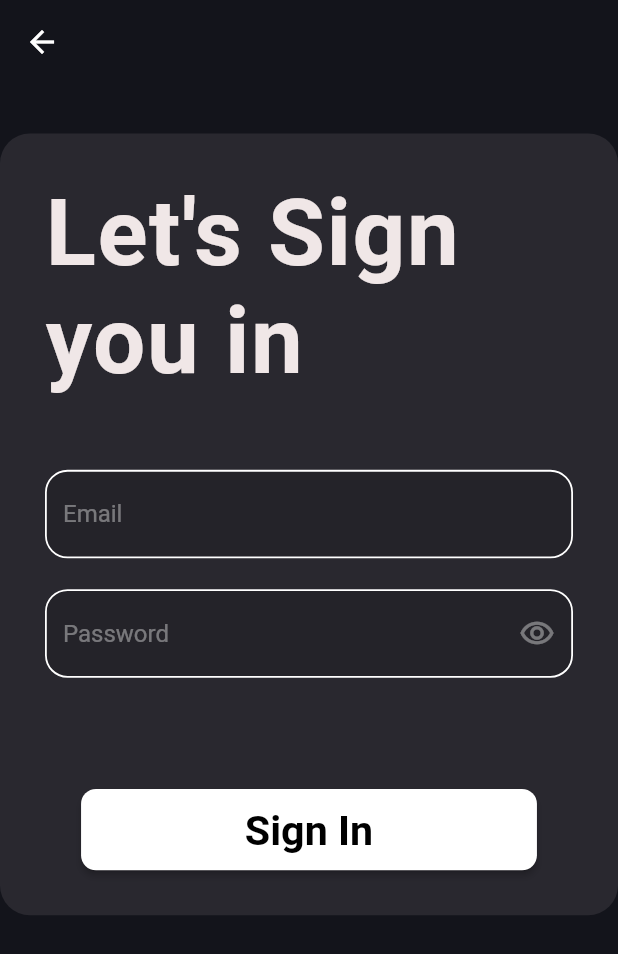
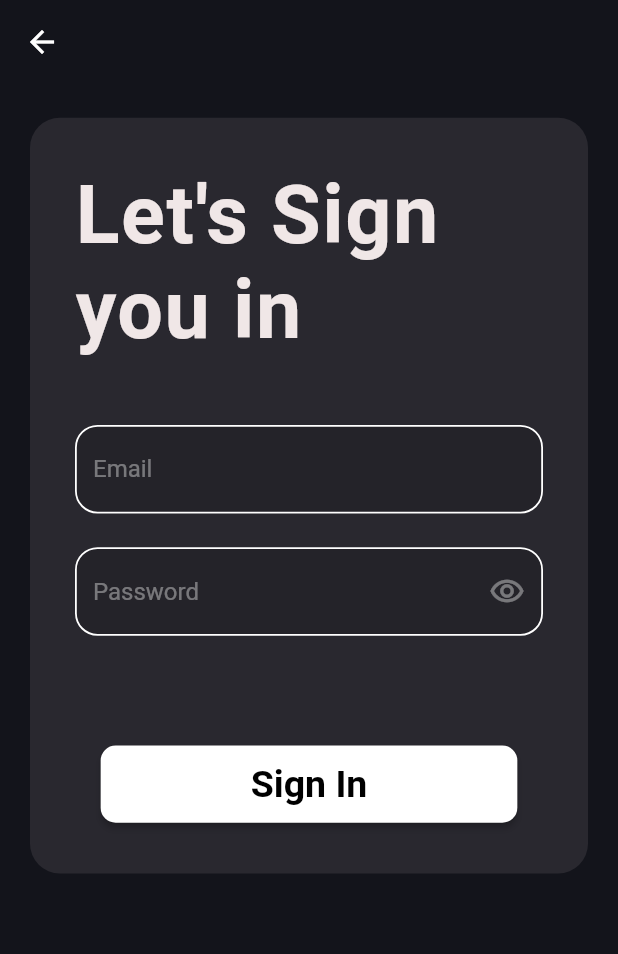
Before and after one commit to Aman0106/Cuhub-new, a Flutter app: the screen it shows after launch, after a tap on the "arrow forward ios" icon, on a phone screen of 412 x 824 dp. Shown: the top 954 px of the screen. Run offline on Flutter 3.47's test engine with Material 2 defaults, Android fonts, the phone set to English and light mode, and no system bars; our stand-ins replace flutter_screenutil.

Commit message:
Responsive UI
Made the whole UI Responsive

```diff
--- a/cu_hub/lib/Screens/programmes_screen.dart
+++ b/cu_hub/lib/Screens/programmes_screen.dart
@@ -3,6 +3,7 @@ import 'dart:ui';
 import 'package:cu_hub/Widgets/class_tile_widget.dart';
 import 'package:cu_hub/Widgets/make_announcement_widget.dart';
 import 'package:flutter/material.dart';
+import 'package:flutter_screenutil/flutter_screenutil.dart';
 
 import '../Models/class_model.dart';
 
@@ -76,7 +77,7 @@ class _ProgrammesListScreenState extends State<ProgrammesListScreen> {
           ),
           if (makeAnnouncement)
             BackdropFilter(
-              filter: ImageFilter.blur(sigmaX: 10, sigmaY: 10),
+              filter: ImageFilter.blur(sigmaX: 7, sigmaY: 7),
               child: MakeAnnouncementWidget(
                 onShowAnnouncement: setAnnouncement,
               ),
@@ -115,7 +116,7 @@ class _ProgrammesListScreenState extends State<ProgrammesListScreen> {
           label,
           style: TextStyle(
             color: Colors.black,
-            fontSize: screenSize.width * 0.05,
+            fontSize: 26.sp,
             fontWeight: FontWeight.w700,
           ),
         ),
--- a/cu_hub/lib/Screens/sign_in_screen.dart
+++ b/cu_hub/lib/Screens/sign_in_screen.dart
@@ -1,6 +1,7 @@
 import 'package:cu_hub/Screens/faculty_home_screen.dart';
 import 'package:cu_hub/Screens/student_home_screen.dart';
 import 'package:flutter/material.dart';
+import 'package:flutter_screenutil/flutter_screenutil.dart';
 
 class SignInScreen extends StatefulWidget {
   final int userIndex;
@@ -15,7 +16,6 @@ class _SignInScreenState extends State<SignInScreen> {
 
   @override
   Widget build(BuildContext context) {
-    final screenSize = MediaQuery.of(context).size;
     return Scaffold(
       appBar: AppBar(
         backgroundColor: Colors.transparent,
@@ -23,31 +23,29 @@ class _SignInScreenState extends State<SignInScreen> {
       ),
       backgroundColor: Color.fromARGB(255, 19, 20, 27),
       body: Container(
-        margin: EdgeInsets.only(top: screenSize.height * 0.04),
-        decoration: const BoxDecoration(
-          color: Color.fromARGB(213, 45, 44, 51),
+        margin: EdgeInsets.only(top: 20.h, left: 20.w, right: 20.w),
+        decoration: BoxDecoration(
+          color: const Color.fromARGB(213, 45, 44, 51),
           borderRadius: BorderRadius.all(
-            Radius.circular(20),
+            Radius.circular(20.r),
           ),
         ),
         child: SingleChildScrollView(
           physics: BouncingScrollPhysics(),
           child: Container(
-            padding: EdgeInsets.all(screenSize.aspectRatio * 60),
-            margin: EdgeInsets.only(
-                top: MediaQuery.of(context).size.height * 0.001),
+            padding: EdgeInsets.symmetric(horizontal: 30.w, vertical: 30.h),
             child: Column(
               children: [
                 Text(
                   'Let\'s Sign you in',
                   style: TextStyle(
                     color: const Color.fromARGB(255, 240, 231, 231),
-                    fontSize: screenSize.width * 0.15,
+                    fontSize: 54.sp,
                     fontWeight: FontWeight.bold,
                     letterSpacing: 1,
                   ),
                 ),
-                SizedBox(height: screenSize.height * 0.06),
+                SizedBox(height: 40.h),
                 TextField(
                   style: const TextStyle(color: Colors.white),
                   decoration: InputDecoration(
@@ -59,16 +57,16 @@ class _SignInScreenState extends State<SignInScreen> {
                     focusedBorder: OutlineInputBorder(
                       borderSide:
                           const BorderSide(color: Colors.white, width: 2.5),
-                      borderRadius: BorderRadius.circular(15),
+                      borderRadius: BorderRadius.circular(15.r),
                     ),
                     enabledBorder: OutlineInputBorder(
                       borderSide:
                           const BorderSide(color: Colors.white, width: 1.2),
-                      borderRadius: BorderRadius.circular(15),
+                      borderRadius: BorderRadius.circular(15.r),
                     ),
                   ),
                 ),
-                SizedBox(height: screenSize.height * 0.025),
+                SizedBox(height: 20.h),
                 TextField(
                   obscureText: !showPassword,
                   style: const TextStyle(color: Colors.white),
@@ -81,12 +79,12 @@ class _SignInScreenState extends State<SignInScreen> {
                     focusedBorder: OutlineInputBorder(
                       borderSide:
                           const BorderSide(color: Colors.white, width: 2),
-                      borderRadius: BorderRadius.circular(15),
+                      borderRadius: BorderRadius.circular(15.r),
                     ),
                     enabledBorder: OutlineInputBorder(
                       borderSide:
                           const BorderSide(color: Colors.white, width: 1.2),
-                      borderRadius: BorderRadius.circular(15),
+                      borderRadius: BorderRadius.circular(15.r),
                     ),
                     suffixIcon: GestureDetector(
                       onTap: (() {
@@ -101,16 +99,15 @@ class _SignInScreenState extends State<SignInScreen> {
                     ),
                   ),
                 ),
-                SizedBox(height: screenSize.height * 0.09),
+                SizedBox(height: 65.h),
                 ElevatedButton(
                   style: ElevatedButton.styleFrom(
-                    padding: EdgeInsets.symmetric(
-                        horizontal: screenSize.width * 0.265,
-                        vertical: screenSize.height * 0.0135),
+                    padding:
+                        EdgeInsets.symmetric(horizontal: 100.w, vertical: 10.h),
                     primary: Colors.white,
-                    shape: const RoundedRectangleBorder(
+                    shape: RoundedRectangleBorder(
                       borderRadius: BorderRadius.all(
-                        Radius.circular(10),
+                        Radius.circular(10.r),
                       ),
                     ),
                   ),
@@ -125,7 +122,7 @@ class _SignInScreenState extends State<SignInScreen> {
                     'Sign In',
                     style: TextStyle(
                       color: Colors.black,
-                      fontSize: screenSize.aspectRatio * 55,
+                      fontSize: 25.sp,
                       fontWeight: FontWeight.w700,
                     ),
                   ),
--- a/cu_hub/lib/Widgets/user_select_widget.dart
+++ b/cu_hub/lib/Widgets/user_select_widget.dart
@@ -1,7 +1,7 @@
 import 'package:cu_hub/Screens/auth_screens.dart';
 import 'package:cu_hub/Screens/sign_in_screen.dart';
 import 'package:flutter/material.dart';
-import 'package:sizer/sizer.dart';
+import 'package:flutter_screenutil/flutter_screenutil.dart';
 
 class UserSelectWidget extends StatefulWidget {
   const UserSelectWidget({Key? key}) : super(key: key);
@@ -18,35 +18,37 @@ class _UserSelectWidgetState extends State<UserSelectWidget> {
     final screenSize = MediaQuery.of(context).size;
     return Container(
       width: double.infinity,
-      margin: EdgeInsets.only(top: screenSize.height * 0.1),
+      margin: EdgeInsets.only(top: 40.h),
       child: Column(
         crossAxisAlignment: CrossAxisAlignment.center,
         children: [
           Text(
             'CU Hub',
             style: TextStyle(
-              color: Color.fromARGB(255, 240, 231, 231),
-              fontSize: 72,
+              color: const Color.fromARGB(255, 240, 231, 231),
+              fontSize: 72.sp,
               fontWeight: FontWeight.bold,
               letterSpacing: 1,
             ),
           ),
-          SizedBox(height: screenSize.height * 0.07),
-          Image.asset(
-            'assets/images/cu_seal.png',
-            scale: screenSize.aspectRatio * 3,
+          SizedBox(height: 40.h),
+          SizedBox(
+            height: 300.h,
+            width: 500.w,
+            child: Image.asset(
+              'assets/images/cu_seal.png',
+              scale: 1,
+            ),
           ),
-          SizedBox(height: screenSize.height * 0.09),
+          SizedBox(height: 40.h),
           Center(
             child: Row(
               mainAxisAlignment: MainAxisAlignment.center,
               children: [
                 Container(
-                  margin:
-                      EdgeInsets.symmetric(horizontal: screenSize.width * 0.1),
-                  decoration: const BoxDecoration(
+                  decoration: BoxDecoration(
                     color: Colors.black54,
-                    borderRadius: BorderRadius.all(Radius.circular(15)),
+                    borderRadius: BorderRadius.all(Radius.circular(20.r)),
                   ),
                   child: Row(
                     children: [
@@ -62,13 +64,13 @@ class _UserSelectWidgetState extends State<UserSelectWidget> {
                                 ? Colors.white
                                 : Colors.transparent,
                             borderRadius:
-                                const BorderRadius.all(Radius.circular(15)),
+                                BorderRadius.all(Radius.circular(20.r)),
                           ),
-                          padding: const EdgeInsets.all(8),
+                          padding: EdgeInsets.all(8.sp),
                           child: Text(
                             'Student',
                             style: TextStyle(
-                              fontSize: screenSize.aspectRatio * 50,
+                              fontSize: 32.sp,
                               color: selectionIndex == 0
                                   ? Colors.black
                                   : Colors.white,
@@ -89,13 +91,13 @@ class _UserSelectWidgetState extends State<UserSelectWidget> {
                                 ? Colors.white
                                 : Colors.transparent,
                             borderRadius:
-                                const BorderRadius.all(Radius.circular(15)),
+                                BorderRadius.all(Radius.circular(20.r)),
                           ),
-                          padding: const EdgeInsets.all(8),
+                          padding: EdgeInsets.all(8.sp),
                           child: Text(
                             'Faculty',
                             style: TextStyle(
-                              fontSize: screenSize.aspectRatio * 50,
+                              fontSize: 32.sp,
                               color: selectionIndex == 1
                                   ? Colors.black
                                   : Colors.white,
@@ -110,10 +112,10 @@ class _UserSelectWidgetState extends State<UserSelectWidget> {
               ],
             ),
           ),
-          SizedBox(height: screenSize.height * 0.06),
+          SizedBox(height: 50.h),
           CircleAvatar(
-            backgroundColor: Colors.white,
-            radius: screenSize.aspectRatio * 55,
+            backgroundColor: Colors.amber,
+            radius: 32.r,
             child: IconButton(
               onPressed: () {
                 Navigator.push(
@@ -125,7 +127,7 @@ class _UserSelectWidgetState extends State<UserSelectWidget> {
               },
               icon: const Icon(Icons.arrow_forward_ios),
               color: Colors.black,
-              iconSize: screenSize.aspectRatio * 70,
+              iconSize: 40.r,
             ),
           ),
         ],
--- a/cu_hub/lib/main.dart
+++ b/cu_hub/lib/main.dart
@@ -1,5 +1,6 @@
 import 'package:cu_hub/Screens/auth_screens.dart';
 import 'package:flutter/material.dart';
+import 'package:flutter_screenutil/flutter_screenutil.dart';
 
 void main() {
   runApp(const MyApp());
@@ -11,7 +12,9 @@ class MyApp extends StatelessWidget {
   // This widget is the root of your application.
   @override
   Widget build(BuildContext context) {
-    return MaterialApp(
+    return ScreenUtilInit(
+      designSize: const Size(412, 732),
+      builder: (context, child) => MaterialApp(
         debugShowCheckedModeBanner: false,
         theme: ThemeData(
           appBarTheme: const AppBarTheme(
@@ -27,6 +30,7 @@ class MyApp extends StatelessWidget {
         ),
         title: 'CU Hub',
         home: const AuthScreen(),
+      ),
     );
   }
 }
--- a/cu_hub/pubspec.yaml
+++ b/cu_hub/pubspec.yaml
@@ -35,10 +35,8 @@ dependencies:
   # Use with the CupertinoIcons class for iOS style icons.
   cupertino_icons: ^1.0.2
   # Following is package which helps build responsive UI/.
-  sizer: ^2.0.15
   flutter_screenutil: ^5.5.3+2
   google_fonts: ^3.0.1
-  universal_io: ^2.0.4
 
 dev_dependencies:
   flutter_test:
```
Also changed, not shown: cu_hub/lib/Screens/faculty_home_screen.dart (+19 -17 lines), cu_hub/lib/Widgets/functions_card_widget.dart (+6 -5 lines), cu_hub/lib/Widgets/make_announcement_widget.dart (+35 -26 lines), cu_hub/pubspec.lock. Lines whose indentation alone changed are shown as unchanged.
